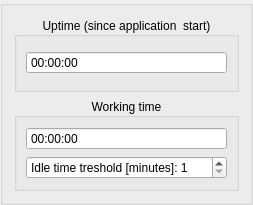
This is ui/WorkAwareStopwatch.ui in baziorek/STC_editor as Qt 5 draws it before an edit. The edited form follows.
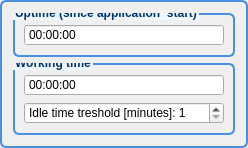
This is the edited form.

Commit message: Changed style of stopwatch widget

Patch:
```diff
--- a/ui/WorkAwareStopwatch.ui
+++ b/ui/WorkAwareStopwatch.ui
@@ -6,8 +6,8 @@
    <rect>
     <x>0</x>
     <y>0</y>
-    <width>253</width>
-    <height>205</height>
+    <width>248</width>
+    <height>144</height>
    </rect>
   </property>
   <property name="sizePolicy">
@@ -19,6 +19,21 @@
   <property name="windowTitle">
    <string>GroupBox</string>
   </property>
+  <property name="styleSheet">
+   <string notr="true">QGroupBox {
+    font-weight: bold;
+    border: 2px solid #4a90e2;
+    border-radius: 6px;
+}
+
+QGroupBox::title {
+    subcontrol-origin: margin;
+    top: -7px;
+    background-color: #eef7ff;
+    color: #003366;
+}
+</string>
+  </property>
   <layout class="QVBoxLayout" name="verticalLayout">
    <item>
     <widget class="QGroupBox" name="uptimeGroupBox">
```
The commit also changes 2 other files.
